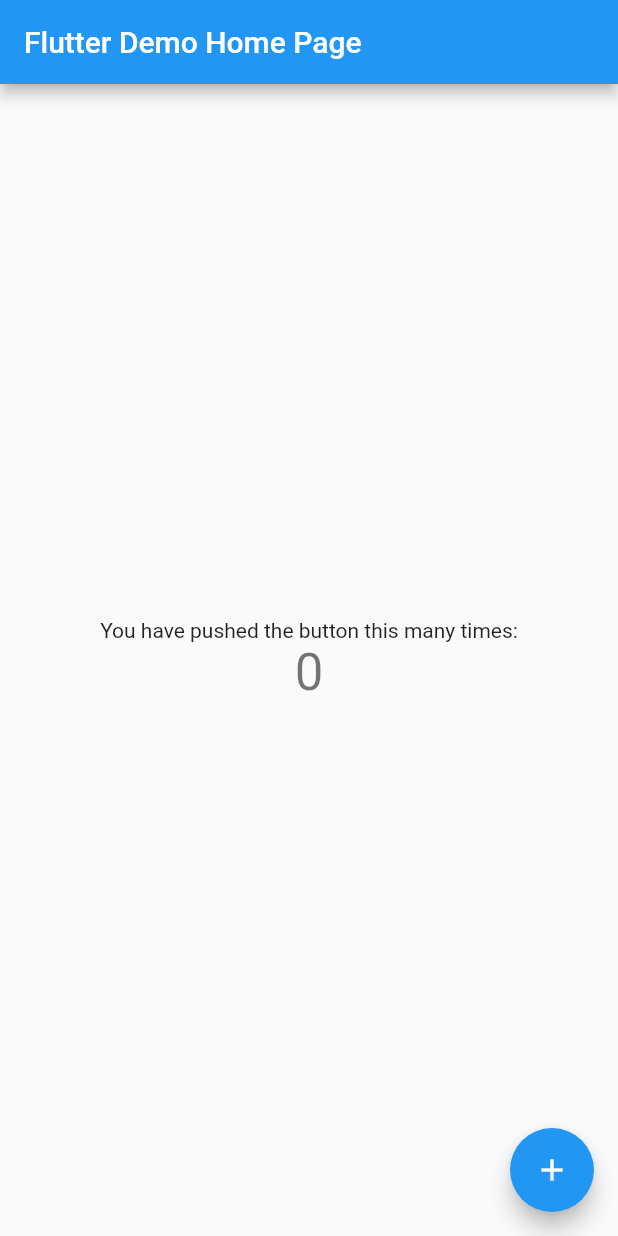
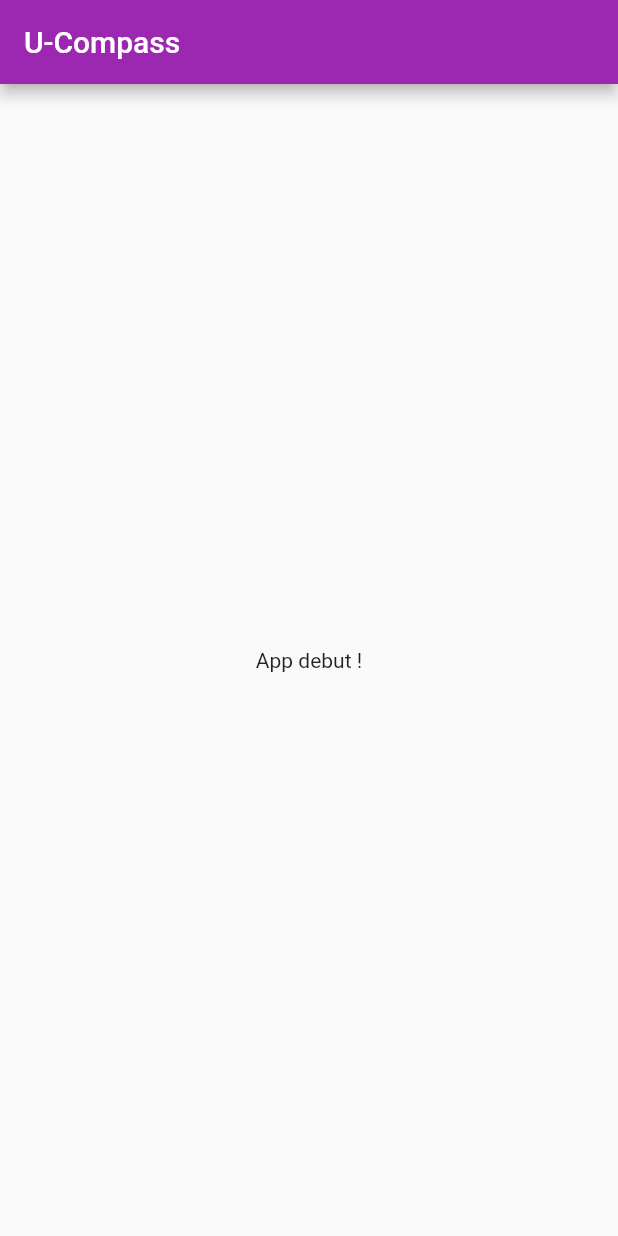
Before and after one commit to cherift/uCompass, a Flutter app: the screen it shows after launch, on a phone screen of 412 x 824 dp. Run offline on Flutter 3.47's test engine with Material 2 defaults, Android fonts, the phone set to English and light mode, and no system bars.

Commit message:
ajout de lecran principale

```diff
--- a/u_compass/lib/main.dart
+++ b/u_compass/lib/main.dart
@@ -1,4 +1,5 @@
 import 'package:flutter/material.dart';
+import 'package:u_compass/screens/main_screen.dart';
 
 void main() => runApp(MyApp());
 
@@ -18,94 +19,11 @@ class MyApp extends StatelessWidget {
         // or simply save your changes to "hot reload" in a Flutter IDE).
         // Notice that the counter didn't reset back to zero; the application
         // is not restarted.
-        primarySwatch: Colors.blue,
+        primarySwatch: Colors.purple,
       ),
-      home: MyHomePage(title: 'Flutter Demo Home Page'),
+      routes: {
+        MainScreen.routeName : (ctx)=> MainScreen()
+      },
     );
   }
 }
-
-class MyHomePage extends StatefulWidget {
-  MyHomePage({Key key, this.title}) : super(key: key);
-
-  // This widget is the home page of your application. It is stateful, meaning
-  // that it has a State object (defined below) that contains fields that affect
-  // how it looks.
-
-  // This class is the configuration for the state. It holds the values (in this
-  // case the title) provided by the parent (in this case the App widget) and
-  // used by the build method of the State. Fields in a Widget subclass are
-  // always marked "final".
-
-  final String title;
-
-  @override
-  _MyHomePageState createState() => _MyHomePageState();
-}
-
-class _MyHomePageState extends State<MyHomePage> {
-  int _counter = 0;
-
-  void _incrementCounter() {
-    setState(() {
-      // This call to setState tells the Flutter framework that something has
-      // changed in this State, which causes it to rerun the build method below
-      // so that the display can reflect the updated values. If we changed
-      // _counter without calling setState(), then the build method would not be
-      // called again, and so nothing would appear to happen.
-      _counter++;
-    });
-  }
-
-  @override
-  Widget build(BuildContext context) {
-    // This method is rerun every time setState is called, for instance as done
-    // by the _incrementCounter method above.
-    //
-    // The Flutter framework has been optimized to make rerunning build methods
-    // fast, so that you can just rebuild anything that needs updating rather
-    // than having to individually change instances of widgets.
-    return Scaffold(
-      appBar: AppBar(
-        // Here we take the value from the MyHomePage object that was created by
-        // the App.build method, and use it to set our appbar title.
-        title: Text(widget.title),
-      ),
-      body: Center(
-        // Center is a layout widget. It takes a single child and positions it
-        // in the middle of the parent.
-        child: Column(
-          // Column is also a layout widget. It takes a list of children and
-          // arranges them vertically. By default, it sizes itself to fit its
-          // children horizontally, and tries to be as tall as its parent.
-          //
-          // Invoke "debug painting" (press "p" in the console, choose the
-          // "Toggle Debug Paint" action from the Flutter Inspector in Android
-          // Studio, or the "Toggle Debug Paint" command in Visual Studio Code)
-          // to see the wireframe for each widget.
-          //
-          // Column has various properties to control how it sizes itself and
-          // how it positions its children. Here we use mainAxisAlignment to
-          // center the children vertically; the main axis here is the vertical
-          // axis because Columns are vertical (the cross axis would be
-          // horizontal).
-          mainAxisAlignment: MainAxisAlignment.center,
-          children: <Widget>[
-            Text(
-              'You have pushed the button this many times:',
-            ),
-            Text(
-              '$_counter',
-              style: Theme.of(context).textTheme.display1,
-            ),
-          ],
-        ),
-      ),
-      floatingActionButton: FloatingActionButton(
-        onPressed: _incrementCounter,
-        tooltip: 'Increment',
-        child: Icon(Icons.add),
-      ), // This trailing comma makes auto-formatting nicer for build methods.
-    );
-  }
-}
--- /dev/null
+++ b/u_compass/lib/screens/main_screen.dart
@@ -0,0 +1,19 @@
+import 'package:flutter/material.dart';
+
+
+
+class MainScreen extends StatelessWidget {
+  static const routeName = '/';
+
+  @override
+  Widget build(BuildContext context) {
+    return Scaffold(
+      appBar: AppBar(
+        title: Text("U-Compass"),
+      ),
+      body: Center(
+        child: Text("App debut !"),
+      ),
+    );
+  }
+}
```
Also changed, not shown: u_compass/images/logo.png (added).
